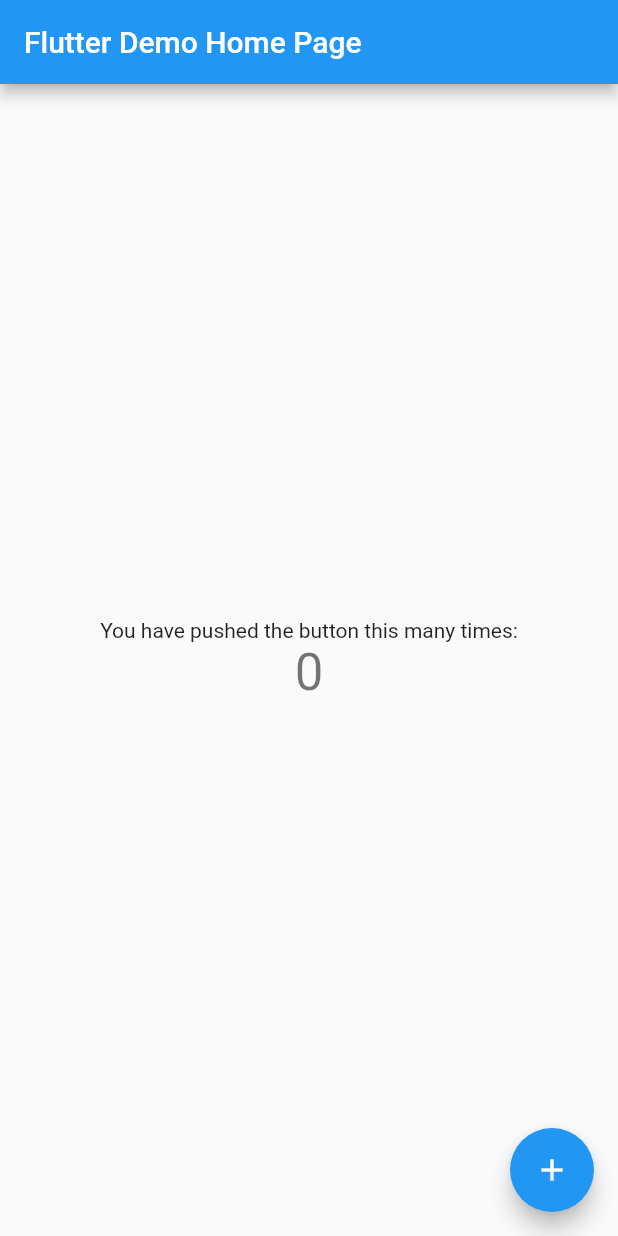
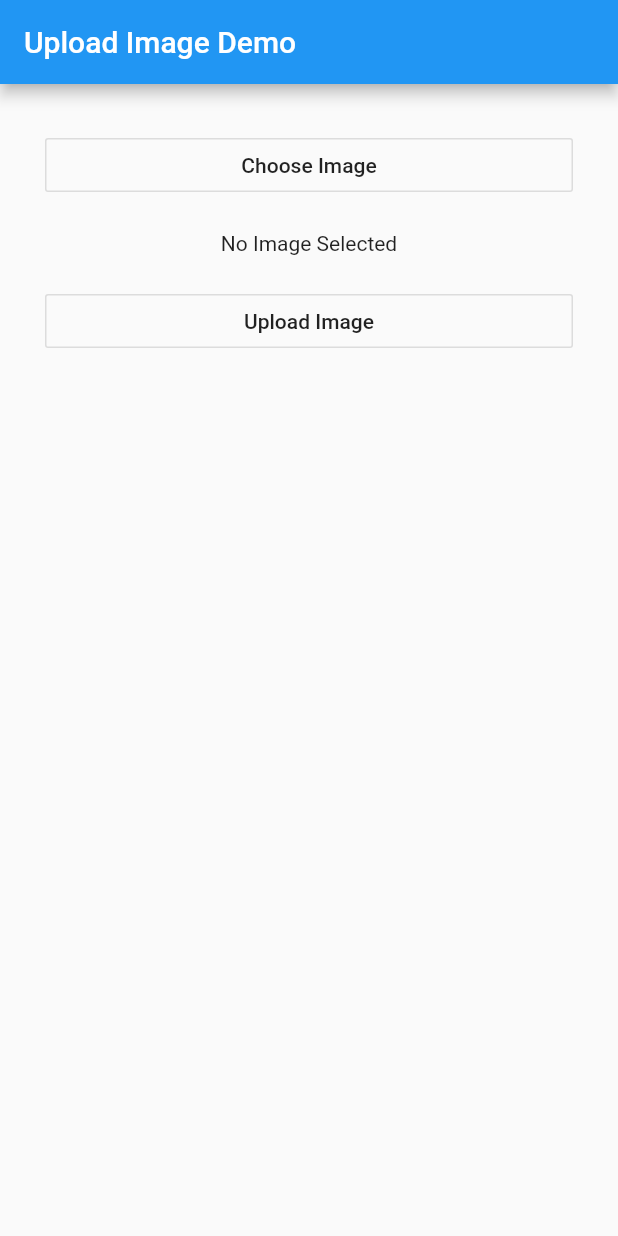
Before and after one commit to reimibeta/anime_characters_rest_api_flutter, a Flutter app: the screen it shows after launch, on a phone screen of 412 x 824 dp. Run offline on Flutter 3.47's test engine with Material 2 defaults, Android fonts, the phone set to English and light mode, and no system bars; our stand-ins replace image_picker.

Commit message:
commit upload image to api

```diff
--- a/lib/main.dart
+++ b/lib/main.dart
@@ -1,3 +1,4 @@
+import 'package:animecharactersapiflutter/upload_image_demo.dart';
 import 'package:flutter/material.dart';
 
 void main() => runApp(MyApp());
@@ -20,7 +21,8 @@ class MyApp extends StatelessWidget {
         // is not restarted.
         primarySwatch: Colors.blue,
       ),
-      home: MyHomePage(title: 'Flutter Demo Home Page'),
+//      home: MyHomePage(title: 'Flutter Demo Home Page'),
+      home: UploadImageDemo(),
     );
   }
 }
--- /dev/null
+++ b/lib/upload_image_demo.dart
@@ -0,0 +1,162 @@
+import 'package:flutter/material.dart';
+import 'dart:io';
+import 'dart:convert';
+import 'package:http/http.dart' as http;
+import 'package:image_picker/image_picker.dart';
+
+//class Photo {
+//  final int id;
+//  final String title;
+//  final String image;
+//
+//  Photo({this.id, this.title, this.image});
+//
+//  factory Photo.fromJson(Map<String, dynamic> json) {
+//    return Photo(
+//      id: json['id'] as int,
+//      title: json['character'] as String,
+//      image: json['image'] as String,
+//    );
+//  }
+//}
+
+class UploadImageDemo extends StatefulWidget {
+  UploadImageDemo() : super();
+
+  final String title = "Upload Image Demo";
+
+  @override
+  UploadImageDemoState createState() => UploadImageDemoState();
+}
+
+class UploadImageDemoState extends State<UploadImageDemo> {
+  //
+  static final String uploadEndPoint =
+      'http://127.0.0.1:8000/characters/characterimages/';
+  Future<File> file;
+  String status = '';
+  String base64Image;
+  File tmpFile;
+  String errMessage = 'Error Uploading Image';
+
+  chooseImage() {
+    setState(() {
+      file = ImagePicker.pickImage(source: ImageSource.gallery);
+    });
+    setStatus('');
+  }
+
+  setStatus(String message) {
+    setState(() {
+      status = message;
+    });
+  }
+
+  startUpload() {
+    setStatus('Uploading Image...');
+    if (null == tmpFile) {
+      setStatus(errMessage);
+      return;
+    }
+    String fileName = tmpFile.path.split('/').last;
+    upload(fileName);
+  }
+
+//  List<Photo> parsePhotos(String responseBody) {
+//    final parsed = json.decode(responseBody).cast<Map<String, dynamic>>();
+//
+//    return parsed.map<Photo>((json) => Photo.fromJson(json)).toList();
+//  }
+
+  upload(String fileName) {
+    http.post(uploadEndPoint, body: {
+      "image": base64Image,
+      "name": fileName,
+      "character": "http://127.0.0.1:8000/characters/characters/1/"
+    }).then((result) {
+//      var file = parsePhotos(result.body);
+//      debugPrint(file.toString());
+      setStatus(result.statusCode == 200 || result.statusCode == 201 ? result.body : errMessage);
+      debugPrint(result.statusCode.toString());
+    }).catchError((error) {
+      setStatus(error);
+//      debugPrint(error.toString());
+    });
+  }
+
+  Widget showImage() {
+    return FutureBuilder<File>(
+      future: file,
+      builder: (BuildContext context, AsyncSnapshot<File> snapshot) {
+        if (snapshot.connectionState == ConnectionState.done &&
+            null != snapshot.data) {
+          tmpFile = snapshot.data;
+          base64Image = base64Encode(snapshot.data.readAsBytesSync());
+          return Flexible(
+            child: Image.file(
+              snapshot.data,
+              fit: BoxFit.fill,
+            ),
+          );
+        } else if (null != snapshot.error) {
+          return const Text(
+            'Error Picking Image',
+            textAlign: TextAlign.center,
+          );
+        } else {
+          return const Text(
+            'No Image Selected',
+            textAlign: TextAlign.center,
+          );
+        }
+      },
+    );
+  }
+
+  @override
+  Widget build(BuildContext context) {
+    return Scaffold(
+      appBar: AppBar(
+        title: Text("Upload Image Demo"),
+      ),
+      body: Container(
+        padding: EdgeInsets.all(30.0),
+        child: Column(
+          crossAxisAlignment: CrossAxisAlignment.stretch,
+          children: <Widget>[
+            OutlineButton(
+              onPressed: chooseImage,
+              child: Text('Choose Image'),
+            ),
+            SizedBox(
+              height: 20.0,
+            ),
+            showImage(),
+            SizedBox(
+              height: 20.0,
+            ),
+            OutlineButton(
+              onPressed: startUpload,
+              child: Text('Upload Image'),
+            ),
+            SizedBox(
+              height: 20.0,
+            ),
+            Text(
+              status,
+              textAlign: TextAlign.center,
+              style: TextStyle(
+                color: Colors.green,
+                fontWeight: FontWeight.w500,
+                fontSize: 20.0,
+              ),
+            ),
+            SizedBox(
+              height: 20.0,
+            ),
+          ],
+        ),
+      ),
+    );
+  }
+}
--- a/pubspec.yaml
+++ b/pubspec.yaml
@@ -23,6 +23,8 @@ dependencies:
   # The following adds the Cupertino Icons font to your application.
   # Use with the CupertinoIcons class for iOS style icons.
   cupertino_icons: ^0.1.2
+  image_picker: ^0.6.7
+  http: ^0.12.1
 
 dev_dependencies:
   flutter_test:
```
Also changed, not shown: pubspec.lock, 11 other files.
